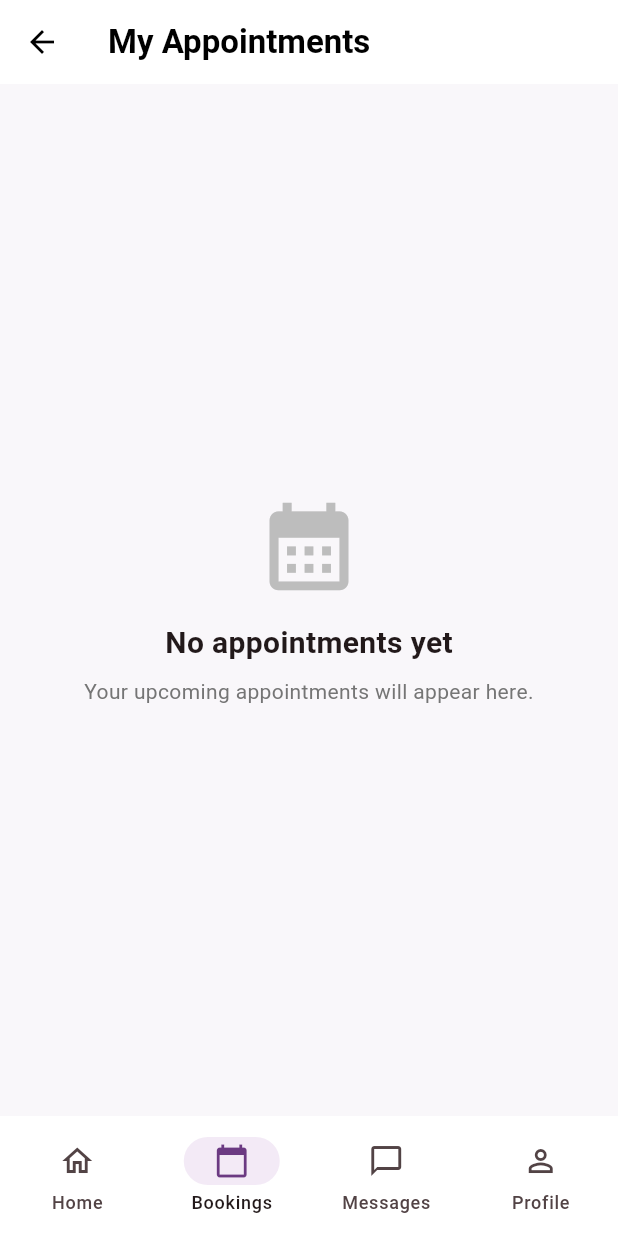
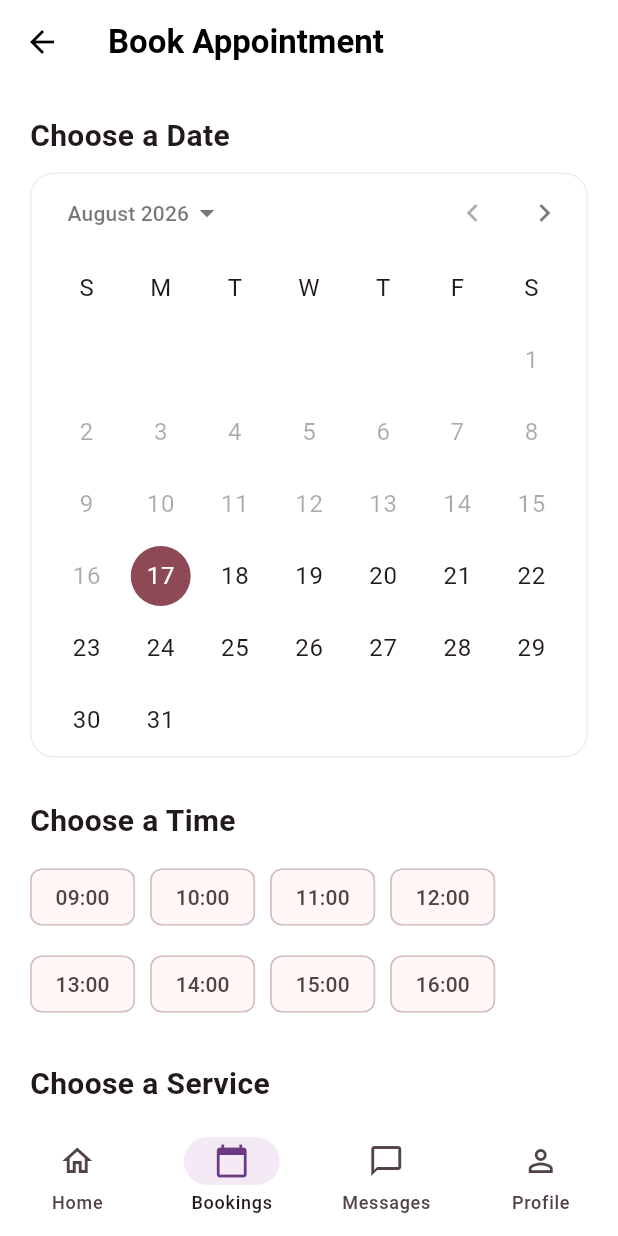
Before and after one commit to RST-Sathiga/kottonkandybeautybar, a Flutter app: the MarketplaceScreen screen opened directly, item 2 of the bottom bar chosen, on a phone screen of 412 x 824 dp. Run offline on Flutter 3.47's test engine with Material 3 defaults, Android fonts, the light colour scheme and no system bars; our stand-ins replace cloud_firestore, firebase_auth, firebase_core, firebase_database, google_sign_in; accounts and stored records are empty; Roboto replaces fonts that are missing (Poppins).

Commit message:
added booking system

```diff
--- /dev/null
+++ b/lib/booking_page.dart
@@ -0,0 +1,243 @@
+import 'package:flutter/material.dart';
+
+import 'booking_service.dart';
+import 'date_selector.dart';
+import 'service_card.dart';
+import 'time_selector.dart';
+
+class BookingPage extends StatefulWidget {
+  const BookingPage({super.key});
+
+  @override
+  State<BookingPage> createState() => _BookingPageState();
+}
+
+class _BookingPageState extends State<BookingPage> {
+  DateTime selectedDate = DateTime.now();
+
+  String? selectedTime;
+
+  BookingService? selectedService;
+
+  void confirmBooking() {
+    if (selectedService == null) {
+      ScaffoldMessenger.of(context).showSnackBar(
+        const SnackBar(
+          content: Text('Please select a service.'),
+        ),
+      );
+      return;
+    }
+
+    if (selectedTime == null) {
+      ScaffoldMessenger.of(context).showSnackBar(
+        const SnackBar(
+          content: Text('Please select an appointment time.'),
+        ),
+      );
+      return;
+    }
+
+    showDialog(
+      context: context,
+      builder: (context) {
+        return AlertDialog(
+          title: const Text('Booking Confirmed'),
+          content: Text(
+            'Service: ${selectedService!.name}\n'
+                'Price: R${selectedService!.price.toStringAsFixed(0)}\n'
+                'Date: ${selectedDate.day}/${selectedDate.month}/${selectedDate.year}\n'
+                'Time: $selectedTime',
+          ),
+          actions: [
+            TextButton(
+              onPressed: () {
+                Navigator.pop(context);
+              },
+              child: const Text('OK'),
+            ),
+          ],
+        );
+      },
+    );
+  }
+
+  String get formattedDate {
+    return '${selectedDate.day}/${selectedDate.month}/${selectedDate.year}';
+  }
+
+  @override
+  Widget build(BuildContext context) {
+    return Scaffold(
+      appBar: AppBar(
+        title: const Text(
+          'Book Appointment',
+          style: TextStyle(
+            fontWeight: FontWeight.bold,
+          ),
+        ),
+      ),
+      body: SingleChildScrollView(
+        padding: const EdgeInsets.all(20),
+        child: Column(
+          crossAxisAlignment: CrossAxisAlignment.start,
+          children: [
+            const Text(
+              'Choose a Date',
+              style: TextStyle(
+                fontSize: 20,
+                fontWeight: FontWeight.bold,
+              ),
+            ),
+
+            const SizedBox(height: 10),
+
+            Container(
+              decoration: BoxDecoration(
+                color: Colors.white,
+                borderRadius: BorderRadius.circular(16),
+                border: Border.all(
+                  color: Colors.grey.shade200,
+                ),
+              ),
+              child: DateSelector(
+                selectedDate: selectedDate,
+                onDateSelected: (date) {
+                  setState(() {
+                    selectedDate = date;
+                    selectedTime = null;
+                  });
+                },
+              ),
+            ),
+
+            const SizedBox(height: 28),
+
+            const Text(
+              'Choose a Time',
+              style: TextStyle(
+                fontSize: 20,
+                fontWeight: FontWeight.bold,
+              ),
+            ),
+
+            const SizedBox(height: 12),
+
+            TimeSelector(
+              selectedTime: selectedTime,
+              onTimeSelected: (time) {
+                setState(() {
+                  selectedTime = time;
+                });
+              },
+            ),
+
+            const SizedBox(height: 28),
+
+            const Text(
+              'Choose a Service',
+              style: TextStyle(
+                fontSize: 20,
+                fontWeight: FontWeight.bold,
+              ),
+            ),
+
+            const SizedBox(height: 12),
+
+            ...bookingServices.map(
+                  (service) {
+                return ServiceCard(
+                  service: service,
+                  selected: selectedService == service,
+                  onTap: () {
+                    setState(() {
+                      selectedService = service;
+                    });
+                  },
+                );
+              },
+            ),
+
+            const SizedBox(height: 10),
+
+            if (selectedService != null || selectedTime != null)
+              Container(
+                width: double.infinity,
+                padding: const EdgeInsets.all(18),
+                decoration: BoxDecoration(
+                  color: const Color(0xFFF8F8F8),
+                  borderRadius: BorderRadius.circular(16),
+                ),
+                child: Column(
+                  crossAxisAlignment: CrossAxisAlignment.start,
+                  children: [
+                    const Text(
+                      'Booking Summary',
+                      style: TextStyle(
+                        fontSize: 19,
+                        fontWeight: FontWeight.bold,
+                      ),
+                    ),
+
+                    const SizedBox(height: 14),
+
+                    Text(
+                      'Date: $formattedDate',
+                      style: const TextStyle(
+                        fontSize: 15,
+                      ),
+                    ),
+
+                    const SizedBox(height: 6),
+
+                    Text(
+                      'Time: ${selectedTime ?? 'Not selected'}',
+                      style: const TextStyle(
+                        fontSize: 15,
+                      ),
+                    ),
+
+                    const SizedBox(height: 6),
+
+                    Text(
+                      'Service: ${selectedService?.name ?? 'Not selected'}',
+                      style: const TextStyle(
+                        fontSize: 15,
+                      ),
+                    ),
+
+                    const SizedBox(height: 6),
+
+                    if (selectedService != null)
+                      Text(
+                        'Total: R${selectedService!.price.toStringAsFixed(0)}',
+                        style: const TextStyle(
+                          fontSize: 17,
+                          fontWeight: FontWeight.bold,
+                          color: Color(0xFFE91E63),
+                        ),
+                      ),
+                  ],
+                ),
+              ),
+
+            const SizedBox(height: 25),
+
+            SizedBox(
+              width: double.infinity,
+              height: 55,
+              child: ElevatedButton(
+                onPressed: confirmBooking,
+                child: const Text(
+                  'Confirm Booking',
+                ),
+              ),
+            ),
+
+            const SizedBox(height: 20),
+          ],
+        ),
+      ),
+    );
+  }
+}
--- /dev/null
+++ b/lib/booking_service.dart
@@ -0,0 +1,40 @@
+class BookingService {
+  final String name;
+  final double price;
+
+  const BookingService({
+    required this.name,
+    required this.price,
+  });
+}
+
+const List<BookingService> bookingServices = [
+  BookingService(
+    name: 'Acrylic - Short',
+    price: 350,
+  ),
+  BookingService(
+    name: 'Acrylic - Medium',
+    price: 400,
+  ),
+  BookingService(
+    name: 'Acrylic - Long',
+    price: 450,
+  ),
+  BookingService(
+    name: 'Gel - Hands',
+    price: 350,
+  ),
+  BookingService(
+    name: 'Gel - Toes',
+    price: 300,
+  ),
+  BookingService(
+    name: 'Gel Combo - Hands & Toes',
+    price: 550,
+  ),
+  BookingService(
+    name: 'Gents Buff & Shine',
+    price: 250,
+  ),
+];
--- /dev/null
+++ b/lib/date_selector.dart
@@ -0,0 +1,24 @@
+import 'package:flutter/material.dart';
+
+class DateSelector extends StatelessWidget {
+  final DateTime selectedDate;
+  final ValueChanged<DateTime> onDateSelected;
+
+  const DateSelector({
+    super.key,
+    required this.selectedDate,
+    required this.onDateSelected,
+  });
+
+  @override
+  Widget build(BuildContext context) {
+    return CalendarDatePicker(
+      initialDate: selectedDate,
+      firstDate: DateTime.now(),
+      lastDate: DateTime.now().add(
+        const Duration(days: 365),
+      ),
+      onDateChanged: onDateSelected,
+    );
+  }
+}
--- a/lib/main.dart
+++ b/lib/main.dart
@@ -3,6 +3,7 @@ import 'package:firebase_core/firebase_core.dart';
 
 import 'firebase_options.dart';
 import 'splash.dart';
+import 'booking_page.dart';
 
 Future<void> main() async {
   WidgetsFlutterBinding.ensureInitialized();
@@ -112,6 +113,10 @@ class MyApp extends StatelessWidget {
       ),
 
       home: const Splash(),
+
+      routes: {
+        '/booking': (context) => const BookingPage(),
+      },
     );
   }
 }
--- a/lib/marketplace.dart
+++ b/lib/marketplace.dart
@@ -1,6 +1,8 @@
 import 'package:flutter/material.dart';
 import 'package:firebase_auth/firebase_auth.dart';
 import 'package:cloud_firestore/cloud_firestore.dart';
+
+import 'booking_page.dart';
 
 class MarketplaceScreen extends StatefulWidget {
   const MarketplaceScreen({super.key});
@@ -2618,7 +2620,7 @@ class _MarketplaceScreenState
         return _buildDashboard();
 
       case 1:
-        return _buildBookings();
+        return const BookingPage();
 
       case 2:
         return _buildMessages();
--- /dev/null
+++ b/lib/service_card.dart
@@ -0,0 +1,70 @@
+import 'package:flutter/material.dart';
+
+import 'booking_service.dart';
+
+class ServiceCard extends StatelessWidget {
+  final BookingService service;
+  final bool selected;
+  final VoidCallback onTap;
+
+  const ServiceCard({
+    super.key,
+    required this.service,
+    required this.selected,
+    required this.onTap,
+  });
+
+  @override
+  Widget build(BuildContext context) {
+    const Color pink = Color(0xFFE91E63);
+
+    return GestureDetector(
+      onTap: onTap,
+      child: Container(
+        margin: const EdgeInsets.only(bottom: 12),
+        padding: const EdgeInsets.all(16),
+        decoration: BoxDecoration(
+          color: Colors.white,
+          borderRadius: BorderRadius.circular(14),
+          border: Border.all(
+            color: selected ? pink : Colors.grey.shade300,
+            width: selected ? 2 : 1,
+          ),
+        ),
+        child: Row(
+          children: [
+            Expanded(
+              child: Column(
+                crossAxisAlignment: CrossAxisAlignment.start,
+                children: [
+                  Text(
+                    service.name,
+                    style: const TextStyle(
+                      fontSize: 16,
+                      fontWeight: FontWeight.w600,
+                    ),
+                  ),
+                  const SizedBox(height: 5),
+                  Text(
+                    'R${service.price.toStringAsFixed(0)}',
+                    style: const TextStyle(
+                      color: pink,
+                      fontSize: 15,
+                      fontWeight: FontWeight.bold,
+                    ),
+                  ),
+                ],
+              ),
+            ),
+            Icon(
+              selected
+                  ? Icons.radio_button_checked
+                  : Icons.radio_button_off,
+              color: selected ? pink : Colors.grey,
+            ),
+          ],
+        ),
+      ),
+    );
+  }
+}
--- /dev/null
+++ b/lib/time_selector.dart
@@ -0,0 +1,44 @@
+import 'package:flutter/material.dart';
+
+class TimeSelector extends StatelessWidget {
+  final String? selectedTime;
+  final ValueChanged<String> onTimeSelected;
+
+  const TimeSelector({
+    super.key,
+    required this.selectedTime,
+    required this.onTimeSelected,
+  });
+
+  List<String> get times {
+    return [
+      '09:00',
+      '10:00',
+      '11:00',
+      '12:00',
+      '13:00',
+      '14:00',
+      '15:00',
+      '16:00',
+    ];
+  }
+
+  @override
+  Widget build(BuildContext context) {
+    return Wrap(
+      spacing: 10,
+      runSpacing: 10,
+      children: times.map((time) {
+        final bool isSelected = selectedTime == time;
+
+        return ChoiceChip(
+          label: Text(time),
+          selected: isSelected,
+          onSelected: (_) {
+            onTimeSelected(time);
+          },
+        );
+      }).toList(),
+    );
+  }
+}
```
Also changed, not shown: 4 other files.
